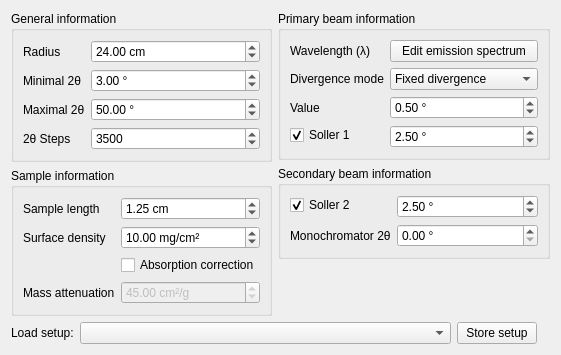
Above: src/mudlab/ui/goniometer.ui from Parthasarathi-Ghosh/MudLab2 before the change. Below: the same form after it.
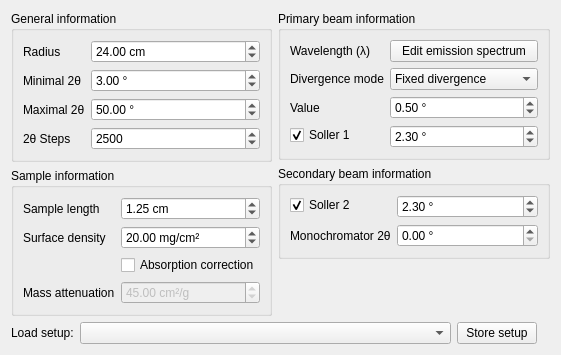
That is the form after the change.

Patch:
```diff
--- a/src/mudlab/ui/goniometer.ui
+++ b/src/mudlab/ui/goniometer.ui
@@ -91,14 +91,11 @@
           </item>
           <item row="3" column="1">
            <widget class="QSpinBox" name="steps_spn_btn1">
-            <property name="minimum">
-             <number>1</number>
-            </property>
             <property name="maximum">
-             <number>5000</number>
+             <number>10000</number>
             </property>
             <property name="value">
-             <number>3500</number>
+             <number>2500</number>
             </property>
            </widget>
           </item>
@@ -153,7 +150,7 @@
              <double>10000.000000000000000</double>
             </property>
             <property name="value">
-             <double>10.000000000000000</double>
+             <double>20.000000000000000</double>
             </property>
            </widget>
           </item>
@@ -299,10 +296,10 @@
              <number>2</number>
             </property>
             <property name="maximum">
-             <double>100.000000000000000</double>
+             <double>10.000000000000000</double>
             </property>
             <property name="value">
-             <double>2.500000000000000</double>
+             <double>2.300000000000000</double>
             </property>
            </widget>
           </item>
@@ -334,10 +331,10 @@
              <number>2</number>
             </property>
             <property name="maximum">
-             <double>100.000000000000000</double>
+             <double>10.000000000000000</double>
             </property>
             <property name="value">
-             <double>2.500000000000000</double>
+             <double>2.300000000000000</double>
             </property>
            </widget>
           </item>
```
Left out of the diff: 8 changed lines with no effect on the pictures.
